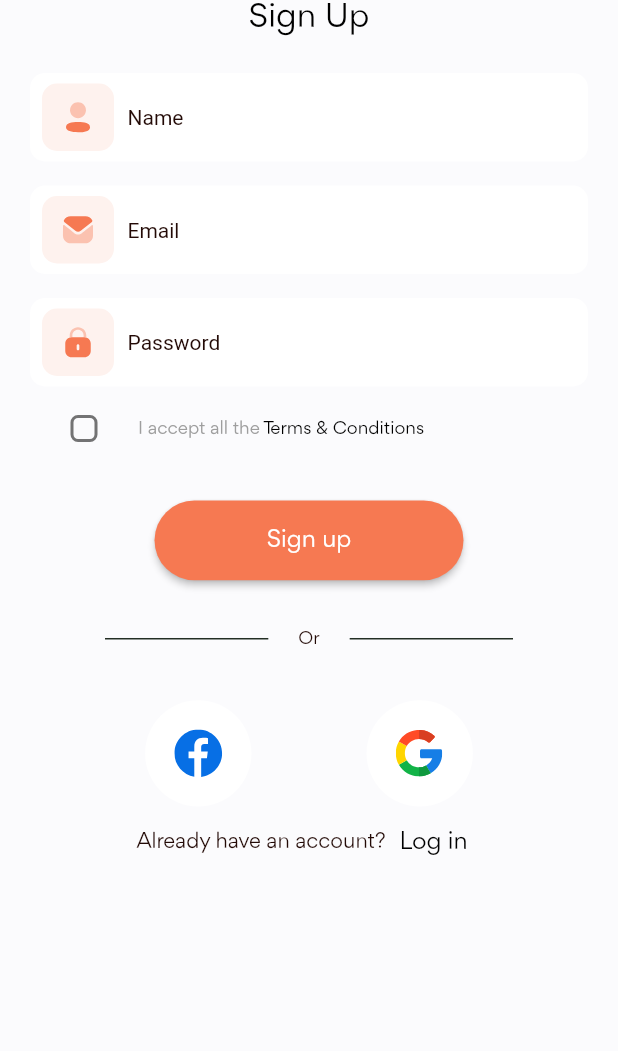
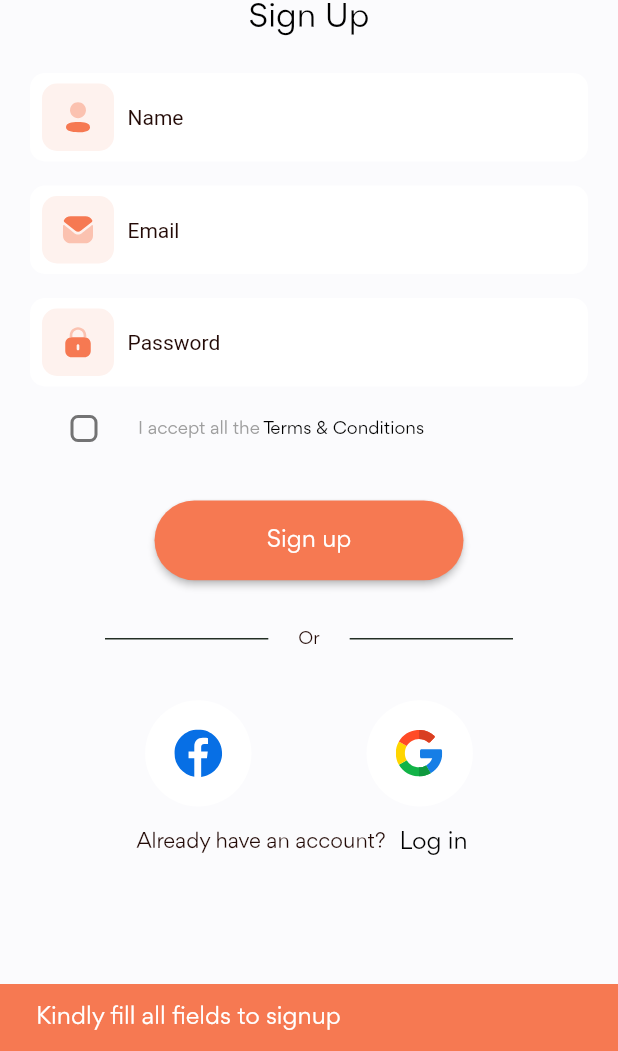
Before and after one commit to GreatGodson/ice_app, a Flutter app: the SignUpScreen screen opened directly, after a tap on "Sign up", on a phone screen of 412 x 824 dp, the part 185-1236 px from its top. Run offline on Flutter 3.47's test engine with Material 2 defaults, Android fonts, the phone set to English and light mode, and no system bars; our stand-ins replace cached_network_image, flutter_riverpod, flutter_svg, geocoding, geolocator.

Commit message:
fix: authentication

```diff
--- a/lib/app/modules/authentication/domain/services/auth_service.dart
+++ b/lib/app/modules/authentication/domain/services/auth_service.dart
@@ -17,37 +17,24 @@ class AuthService {
       // 'Content-Type': 'application/json',
       "Accept": "application/json",
     };
-    // Map<String, String> body = {
-    //   "email": email,
-    //   "firstname": firstName,
-    //   "lastname": lastName,
-    //   "username": userName,
-    //   "password": password,
-    //   "address": address,
-    //   "phone": phoneNumber
-    // };
-
-    String body =
-        '{"address":{"geolocation":{"lat":"40.12456","long":"20.5419"},"city":"miami","street":"avondale ave","number":345,"zipcode":"96378-0245"},"id":9,"email":"kate@gmail.com","username":"kate_h","password":"kfejk@*_","name":{"firstname":"kate","lastname":"hale"},"phone":"1-678-456-1934","__v":0}';
-
-    Map<String, dynamic> bodyVal = {
-      'email': 'John@gmail.com',
-      'username': 'johnd',
-      'password': 'm38rmF＄',
-      'name': {'firstname': 'John', 'lastname': 'Doe'},
+    Map<String, dynamic> body = {
+      'email': email,
+      'username': userName,
+      'password': password,
+      'name': {'firstname': firstName, 'lastname': lastName},
       address: {
-        'city': 'kilcoole',
-        'street': '7835 new road',
+        'city': address,
+        'street': address,
         'number': 3,
-        'zipcode': '12926-3874',
+        'zipcode': '',
         'geolocation': {'lat': '-37.3159', 'long': '81.1496'}
       },
-      'phone': '1-570-236-7033'
+      'phone': phoneNumber
     };
     final response = await http.post(
       Uri.parse(ApiUrl.addUserUrl),
       headers: headers,
-      body: bodyVal,
+      body: json.encode(body),
     );
 
     if (response.statusCode == 200 || response.statusCode == 201) {
@@ -70,17 +57,11 @@ class AuthService {
       // 'Content-Type': 'application/json',
       "Accept": "application/json",
     };
-    // Map<String, String> body = {
-    //   "email": email,
-    //   "firstname": firstName,
-    //   "lastname": lastName,
-    //   "username": userName,
-    //   "password": password,
-    //   "address": address,
-    //   "phone": phoneNumber
-    // };
 
-    String body = "{ 'username': 'kate_h','password': 'kfejk@*_'}";
+    Map<String, dynamic> body = {
+      'username': userName,
+      'password': password,
+    };
     final response = await http.post(
       Uri.parse(ApiUrl.addUserUrl),
       headers: headers,
--- a/lib/app/modules/authentication/views/screens/signup_screen.dart
+++ b/lib/app/modules/authentication/views/screens/signup_screen.dart
@@ -29,9 +29,18 @@ class _SignUpScreenState extends ConsumerState<SignUpScreen> {
 
   String name = ' ';
   addAccount() async {
+    if (name.isNotEmpty && email.isNotEmpty && password.isNotEmpty) {
+      if (ref.read(agreeProvider.state).state == false) {
+        ScaffoldMessenger.of(context).showSnackBar(const SnackBar(
+            backgroundColor: AppColor.primaryColor,
+            content: TextWidget(
+                fontWeight: FontWeight.w400,
+                color: AppColor.whiteColor,
+                fontSize: 16,
+                text: 'Kindly accept our terms of service to proceed')));
+      } else {
+        try {
           ref.read(isLoadingProvider.state).state = true;
-
-    try {
           await AuthService.addNewUser(
               email: email,
               firstName: name,
@@ -40,13 +49,30 @@ class _SignUpScreenState extends ConsumerState<SignUpScreen> {
               password: password,
               address: 'ggg',
               phoneNumber: 'jgj');
-      Navigator.of(context)
-          .push(MaterialPageRoute(builder: (_) => const BottomNavBarWidget()));
+          Navigator.of(context).push(
+              MaterialPageRoute(builder: (_) => const BottomNavBarWidget()));
+          ref.read(isLoadingProvider.state).state = false;
         } catch (e) {
+          print(e);
           ref.read(isLoadingProvider.state).state = false;
+          ScaffoldMessenger.of(context).showSnackBar(const SnackBar(
+              backgroundColor: AppColor.redColor,
+              content: TextWidget(
+                  fontWeight: FontWeight.w400,
+                  color: AppColor.whiteColor,
+                  fontSize: 16,
+                  text: 'Oops! something went wrong, Try again')));
         }
-
-    ref.read(isLoadingProvider.state).state = false;
+      }
+    } else {
+      ScaffoldMessenger.of(context).showSnackBar(const SnackBar(
+          backgroundColor: AppColor.primaryColor,
+          content: TextWidget(
+              fontWeight: FontWeight.w400,
+              color: AppColor.whiteColor,
+              fontSize: 16,
+              text: 'Kindly fill all fields to signup')));
+    }
   }
 
   @override
@@ -90,10 +116,13 @@ class _SignUpScreenState extends ConsumerState<SignUpScreen> {
                                 name = val.trim();
                               },
                               validator: (val) {
-                                if (val!.isEmpty) {
+                                var vv = RegExp('[^a-zA-Z]');
+                                bool inValid =
+                                    vv.hasMatch(val!.trim()) ? true : false;
+                                if (val.isEmpty) {
                                   return 'Required';
-                                } else if (val.length < 6) {
-                                  return 'Password must be greater than 6 characters';
+                                } else if (inValid) {
+                                  return 'Invalid name';
                                 }
                                 return null;
                               },
--- a/lib/app/shared/utils/theme/app_color.dart
+++ b/lib/app/shared/utils/theme/app_color.dart
@@ -24,4 +24,5 @@ class AppColor {
 
   static const brightYellowTheme = Color.fromRGBO(255, 193, 7, 0.07);
   static const mainBlackColor = Color(0XFF231F20);
+  static const redColor = Colors.red;
 }
```
Also changed, not shown: lib/app/modules/authentication/views/screens/login_screen.dart (+30 -10 lines). Lines whose indentation alone changed are shown as unchanged.
